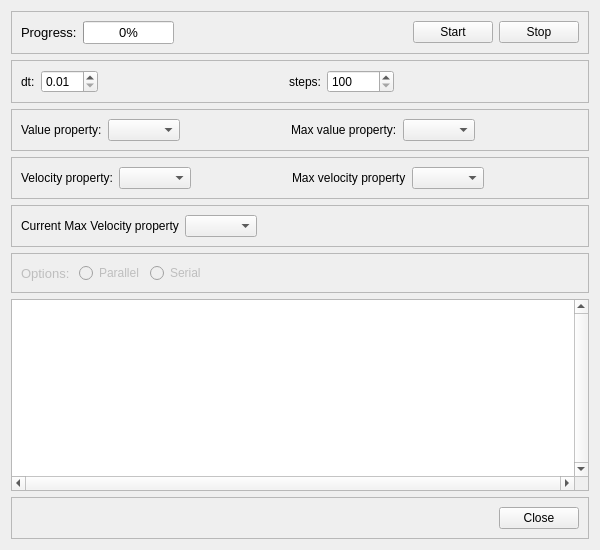
Old version of the form gui/Ui_SolverController.ui in the repository myngshj3/graphcore-poc.
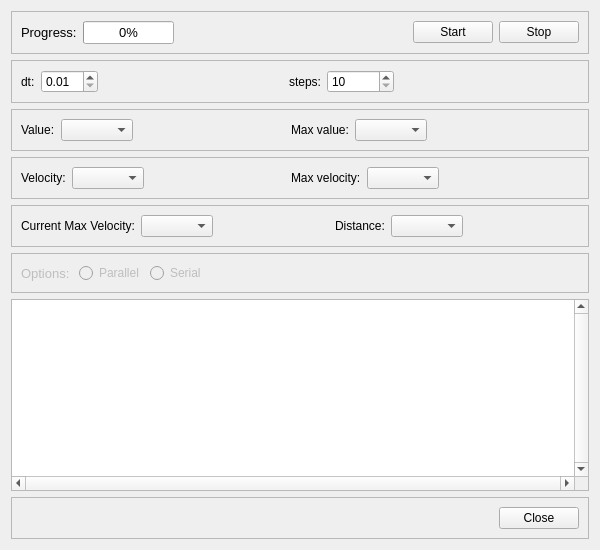
New version of the form.

The edit to the form file:
```diff
--- a/gui/Ui_SolverController.ui
+++ b/gui/Ui_SolverController.ui
@@ -129,7 +129,7 @@
       <item>
        <widget class="QSpinBox" name="spinBox">
         <property name="minimum">
-         <number>100</number>
+         <number>10</number>
         </property>
         <property name="maximum">
          <number>360000</number>
@@ -164,7 +164,7 @@
       <item>
        <widget class="QLabel" name="label_4">
         <property name="text">
-         <string>Value property:</string>
+         <string>Value:</string>
         </property>
        </widget>
       </item>
@@ -187,7 +187,7 @@
       <item>
        <widget class="QLabel" name="label_5">
         <property name="text">
-         <string>Max value property:</string>
+         <string>Max value:</string>
         </property>
        </widget>
       </item>
@@ -222,7 +222,7 @@
       <item>
        <widget class="QLabel" name="label_6">
         <property name="text">
-         <string>Velocity property:</string>
+         <string>Velocity:</string>
         </property>
        </widget>
       </item>
@@ -245,7 +245,7 @@
       <item>
        <widget class="QLabel" name="label_7">
         <property name="text">
-         <string>Max velocity property</string>
+         <string>Max velocity:</string>
         </property>
        </widget>
       </item>
@@ -280,13 +280,36 @@
       <item>
        <widget class="QLabel" name="label_8">
         <property name="text">
-         <string>Current Max Velocity property</string>
+         <string>Current Max Velocity:</string>
         </property>
        </widget>
       </item>
       <item>
        <widget class="QComboBox" name="currentMaxVelocityPropertyComboBox"/>
       </item>
+      <item>
+       <spacer name="horizontalSpacer_11">
+        <property name="orientation">
+         <enum>Qt::Horizontal</enum>
+        </property>
+        <property name="sizeHint" stdset="0">
+         <size>
+          <width>40</width>
+          <height>20</height>
+         </size>
+        </property>
+       </spacer>
+      </item>
+      <item>
+       <widget class="QLabel" name="label_9">
+        <property name="text">
+         <string>Distance:</string>
+        </property>
+       </widget>
+      </item>
+      <item>
+       <widget class="QComboBox" name="distancePropertyComboBox"/>
+      </item>
       <item>
        <spacer name="horizontalSpacer_10">
         <property name="orientation">
```
